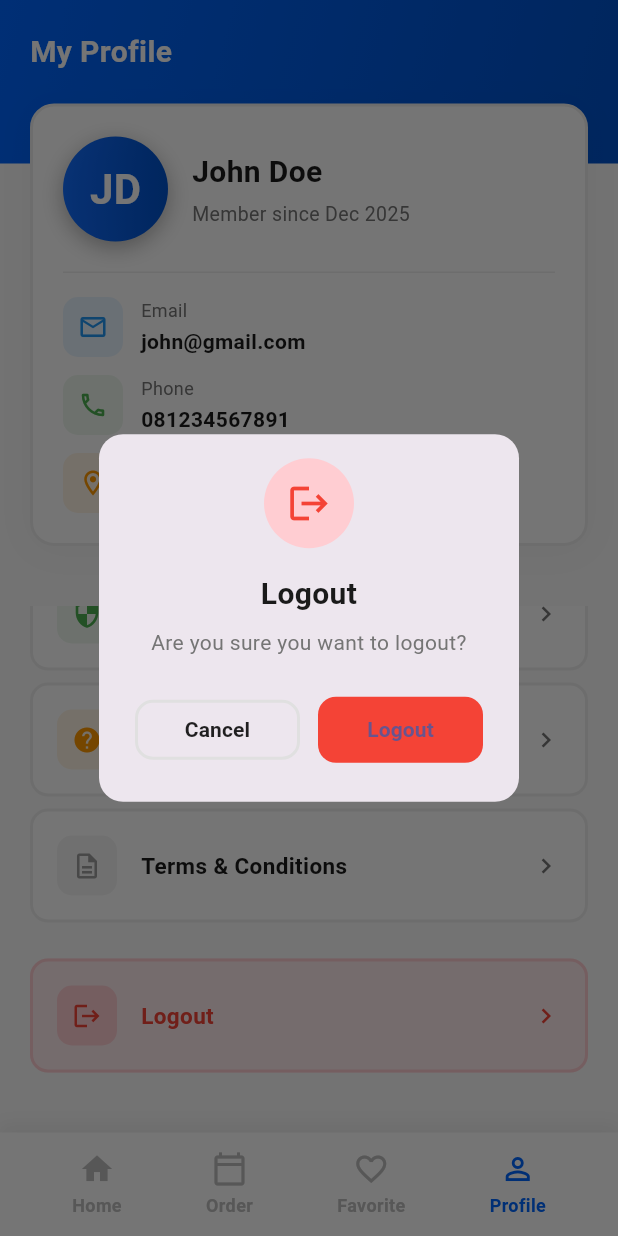
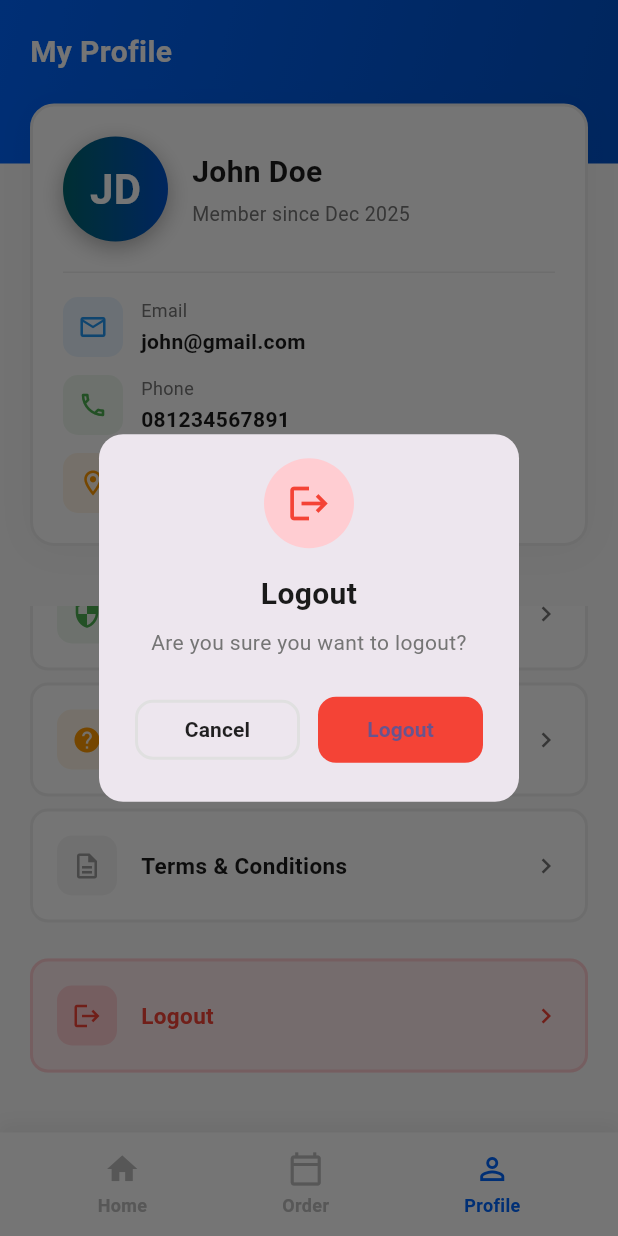
Before and after one commit to PeterAjaaa/Setor-Mobil, a Flutter app: the ProfileScreen screen opened directly, scrolled down 230 dp, after a tap on "Logout", on a phone screen of 412 x 824 dp. Run offline on Flutter 3.47's test engine with Material 3 defaults, Android fonts, the light colour scheme and no system bars; our stand-ins replace flutter_secure_storage, jwt_decoder; accounts and stored records are empty.

Commit message:
Remove 'Favorite' menu and some cleanup

```diff
--- a/lib/screens/page/order_screen.dart
+++ b/lib/screens/page/order_screen.dart
@@ -724,8 +724,7 @@ class _OrderHistoryScreenState extends State<OrderHistoryScreen>
             children: [
               _buildNavItem(Icons.home, 'Home', 0),
               _buildNavItem(Icons.calendar_today_outlined, 'Order', 1),
-              _buildNavItem(Icons.favorite_outline, 'Favorite', 2),
-              _buildNavItem(Icons.person_outline, 'Profile', 3),
+              _buildNavItem(Icons.person_outline, 'Profile', 2),
             ],
           ),
         ),
@@ -746,7 +745,7 @@ class _OrderHistoryScreenState extends State<OrderHistoryScreen>
               context,
               MaterialPageRoute(builder: (context) => HomeScreen()),
             );
-          } else if (index == 3) {
+          } else if (index == 2) {
             Navigator.pushReplacement(
               context,
               MaterialPageRoute(builder: (context) => ProfileScreen()),
--- a/lib/screens/page/profile_screen.dart
+++ b/lib/screens/page/profile_screen.dart
@@ -11,7 +11,7 @@ class ProfileScreen extends StatefulWidget {
 }
 
 class _ProfileScreenState extends State<ProfileScreen> {
-  int _selectedBottomNavIndex = 3;
+  int _selectedBottomNavIndex = 2; // Changed from 3 to 2
   final Map<String, dynamic> _user = {
     'name': 'John Doe',
     'email': 'john@gmail.com',
@@ -116,12 +116,6 @@ class _ProfileScreenState extends State<ProfileScreen> {
     );
   }
 
-  void _handleMenuTap(String menu) {
-    ScaffoldMessenger.of(
-      context,
-    ).showSnackBar(SnackBar(content: Text('$menu coming soon!')));
-  }
-
   @override
   Widget build(BuildContext context) {
     return Scaffold(
@@ -160,7 +154,7 @@ class _ProfileScreenState extends State<ProfileScreen> {
                     border: Border.all(color: Colors.grey[200]!, width: 2),
                     boxShadow: [
                       BoxShadow(
-                        color: Colors.black.withOpacity(0.03),
+                        color: Colors.black.withValues(alpha: 0.03),
                         blurRadius: 20,
                         offset: Offset(0, 2),
                       ),
@@ -176,12 +170,12 @@ class _ProfileScreenState extends State<ProfileScreen> {
                             height: 70,
                             decoration: BoxDecoration(
                               gradient: LinearGradient(
-                                colors: [Color(0xFF00666FF), Color(0xFF0052CC)],
+                                colors: [Color(0xff00666f), Color(0xFF0052CC)],
                               ),
                               shape: BoxShape.circle,
                               boxShadow: [
                                 BoxShadow(
-                                  color: Colors.black.withOpacity(0.3),
+                                  color: Colors.black.withValues(alpha: 0.3),
                                   blurRadius: 12,
                                   offset: Offset(0, 4),
                                 ),
@@ -376,7 +370,7 @@ class _ProfileScreenState extends State<ProfileScreen> {
           width: 40,
           height: 40,
           decoration: BoxDecoration(
-            color: color.withOpacity(0.1),
+            color: color.withValues(alpha: 0.1),
             borderRadius: BorderRadius.circular(10),
           ),
           child: Icon(icon, color: color, size: 20),
@@ -432,7 +426,7 @@ class _ProfileScreenState extends State<ProfileScreen> {
                   width: 40,
                   height: 40,
                   decoration: BoxDecoration(
-                    color: color.withOpacity(0.1),
+                    color: color.withValues(alpha: 0.1),
                     borderRadius: BorderRadius.circular(10),
                   ),
                   child: Icon(icon, color: color, size: 20),
@@ -448,11 +442,7 @@ class _ProfileScreenState extends State<ProfileScreen> {
                     ),
                   ),
                 ),
-                Icon(
-                  Icons.chevron_right,
-                  color: Colors.grey[600],
-                  size: 20,
-                ),
+                Icon(Icons.chevron_right, color: Colors.grey[600], size: 20),
               ],
             ),
           ),
@@ -461,13 +451,13 @@ class _ProfileScreenState extends State<ProfileScreen> {
     );
   }
 
- Widget _buildBottomNav() {
+  Widget _buildBottomNav() {
     return Container(
       decoration: BoxDecoration(
         color: Colors.white,
         boxShadow: [
           BoxShadow(
-            color: Colors.black.withOpacity(0.05),
+            color: Colors.black.withValues(alpha: 0.05),
             blurRadius: 8,
             offset: Offset(0, -5),
           ),
@@ -481,8 +471,7 @@ class _ProfileScreenState extends State<ProfileScreen> {
             children: [
               _buildNavItem(Icons.home, 'Home', 0),
               _buildNavItem(Icons.calendar_today_outlined, 'Order', 1),
-              _buildNavItem(Icons.favorite_outline, 'Favorite', 2),
-              _buildNavItem(Icons.person_outline, 'Profile', 3),
+              _buildNavItem(Icons.person_outline, 'Profile', 2),
             ],
           ),
         ),
@@ -494,26 +483,25 @@ class _ProfileScreenState extends State<ProfileScreen> {
     final isSelected = _selectedBottomNavIndex == index;
     return GestureDetector(
       onTap: () {
-        setState(() => _selectedBottomNavIndex = index);
+        if (index == 2) {
+          // Already on Profile screen, just update state
+          setState(() => _selectedBottomNavIndex = index);
+          return;
+        }
 
         if (index == 0) {
           Navigator.push(
             context,
-            MaterialPageRoute(
-              builder: (context) => HomeScreen(),
-            ),
+            MaterialPageRoute(builder: (context) => HomeScreen()),
           );
         }
 
         if (index == 1) {
           Navigator.push(
             context,
-            MaterialPageRoute(
-              builder: (context) => OrderHistoryScreen(),
-            ),
+            MaterialPageRoute(builder: (context) => OrderHistoryScreen()),
           );
         }
-
       },
       child: Column(
         mainAxisSize: MainAxisSize.min,
```
Also changed, not shown: lib/screens/page/home_screen.dart (+14 -34 lines).
